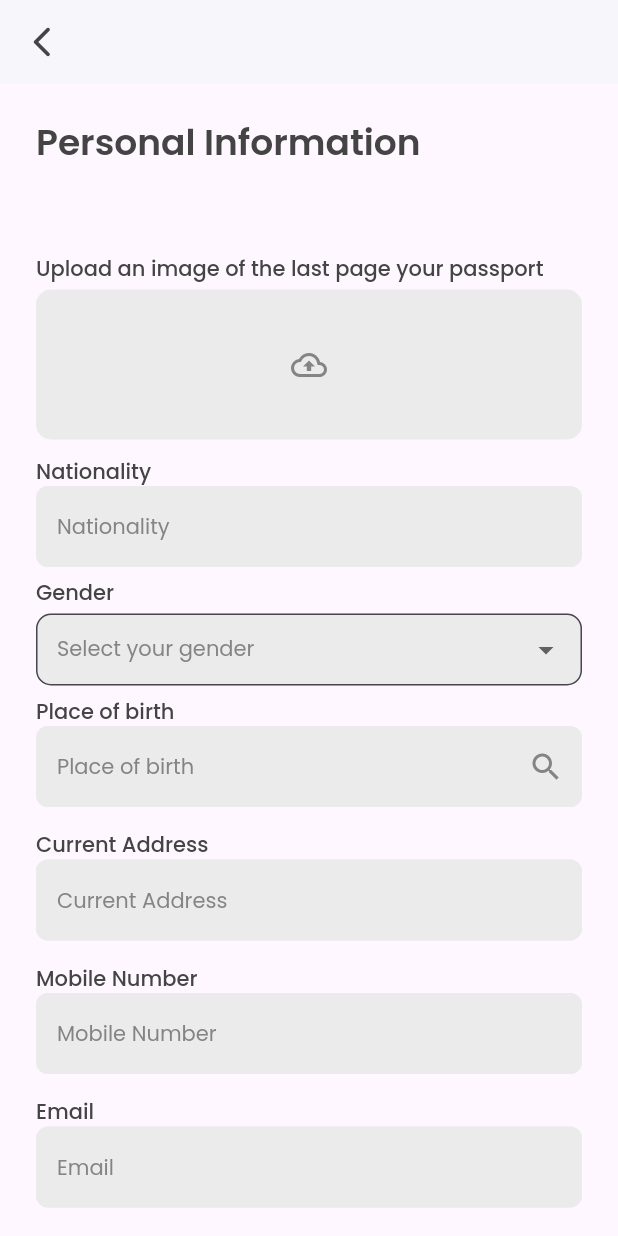
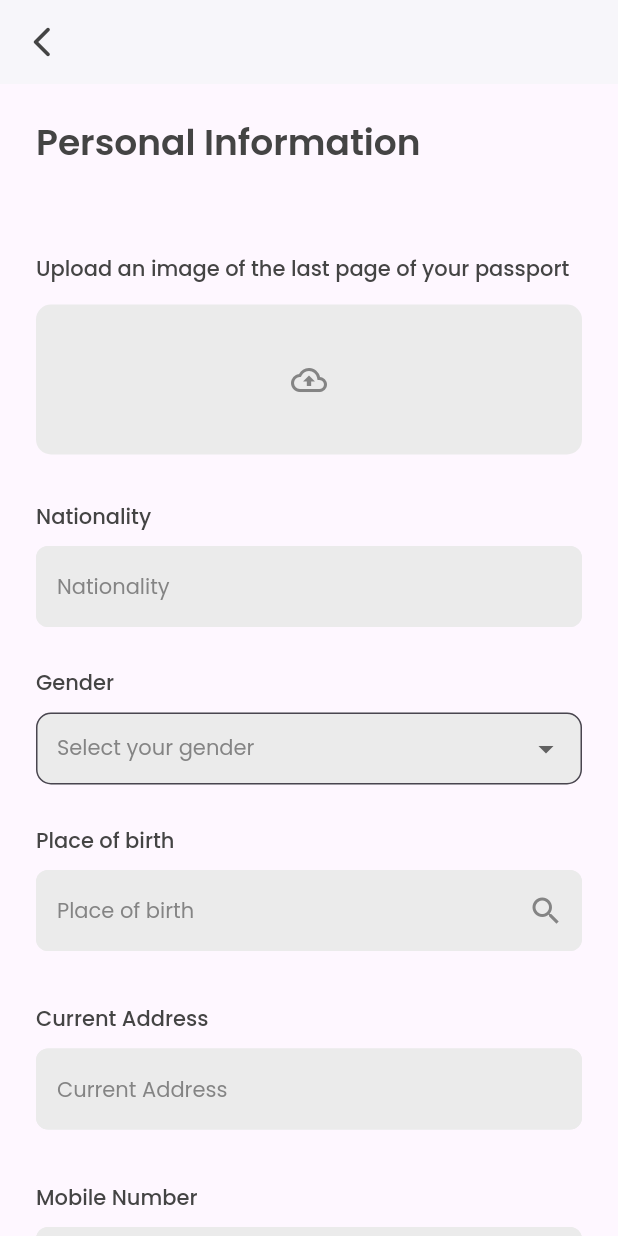
Before and after one commit to Mewristics-XploreCeylon/Mewristics_XploreCeylon_mobile, a Flutter app: the screen it shows after launch, on a phone screen of 412 x 824 dp. Run offline on Flutter 3.47's test engine with Material 3 defaults, Android fonts, the phone set to English and light mode, and no system bars; our stand-ins replace go_router.

Commit message:
minor changes on personal info screen

```diff
--- a/lib/screens/visa_screens/visa_personal_information.dart
+++ b/lib/screens/visa_screens/visa_personal_information.dart
@@ -36,10 +36,12 @@ class _VisaPersonalInformationState extends State<VisaPersonalInformation> {
               SizedBox(
                 height: 60,
               ),
-              Text("Upload an image of the last page your passport",
+              Text("Upload an image of the last page of your passport",
                   style: Theme.of(context).textTheme.headlineSmall),
+              SizedBox(height: 10),
               Padding(
                 padding: const EdgeInsets.symmetric(vertical: AppMargin.m4),
+                child: InkWell(
                   child: Container(
                       decoration: BoxDecoration(
                         borderRadius: BorderRadius.circular(10),
@@ -52,6 +54,8 @@ class _VisaPersonalInformationState extends State<VisaPersonalInformation> {
                         color: AppColors.fieldTextColor,
                       ))),
                 ),
+              ),
+              SizedBox(height: 20),
               CustomTextField(hint: "Nationality", label: "Nationality"),
               CustomDropdown<Gender>(
                 dataList: Gender.values,
--- a/lib/widgets/custom_dropdown.dart
+++ b/lib/widgets/custom_dropdown.dart
@@ -40,7 +40,7 @@ class _CustomDropdownState<T> extends State<CustomDropdown<T>> {
         crossAxisAlignment: CrossAxisAlignment.start,
         children: [
           Text(widget.label, style: Theme.of(context).textTheme.headlineSmall),
-          SizedBox(height: AppMargin.m4),
+            SizedBox(height: 10),
           DropdownButtonFormField<T>(
             value: _selectedItem,
             hint: Text(
@@ -80,6 +80,7 @@ class _CustomDropdownState<T> extends State<CustomDropdown<T>> {
               contentPadding: const EdgeInsets.symmetric(horizontal: 10),
             ),
           ),
+            SizedBox(height: 20),
         ],
       ),
     );
--- a/lib/widgets/custom_text_field.dart
+++ b/lib/widgets/custom_text_field.dart
@@ -59,6 +59,7 @@ class _CustomTextFieldState extends State<CustomTextField> {
         crossAxisAlignment: CrossAxisAlignment.start,
         children: [
           Text(widget.label, style: Theme.of(context).textTheme.headlineSmall),
+          SizedBox(height: 10),
           TextFormField(
             //maxLines: widget.maxLines,
             textInputAction: widget.textInputAction,
@@ -117,6 +118,7 @@ class _CustomTextFieldState extends State<CustomTextField> {
               ),
             ),
           ),
+          SizedBox(height: 20)
         ],
       ),
     );
```
Lines whose indentation alone changed are shown as unchanged.
